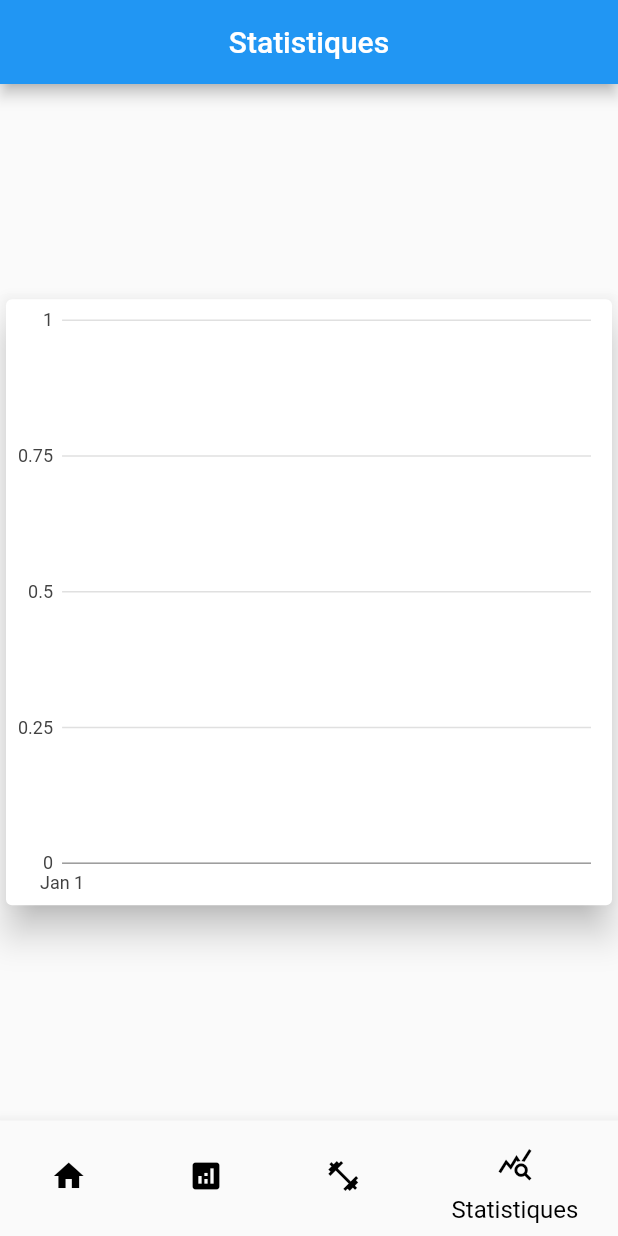
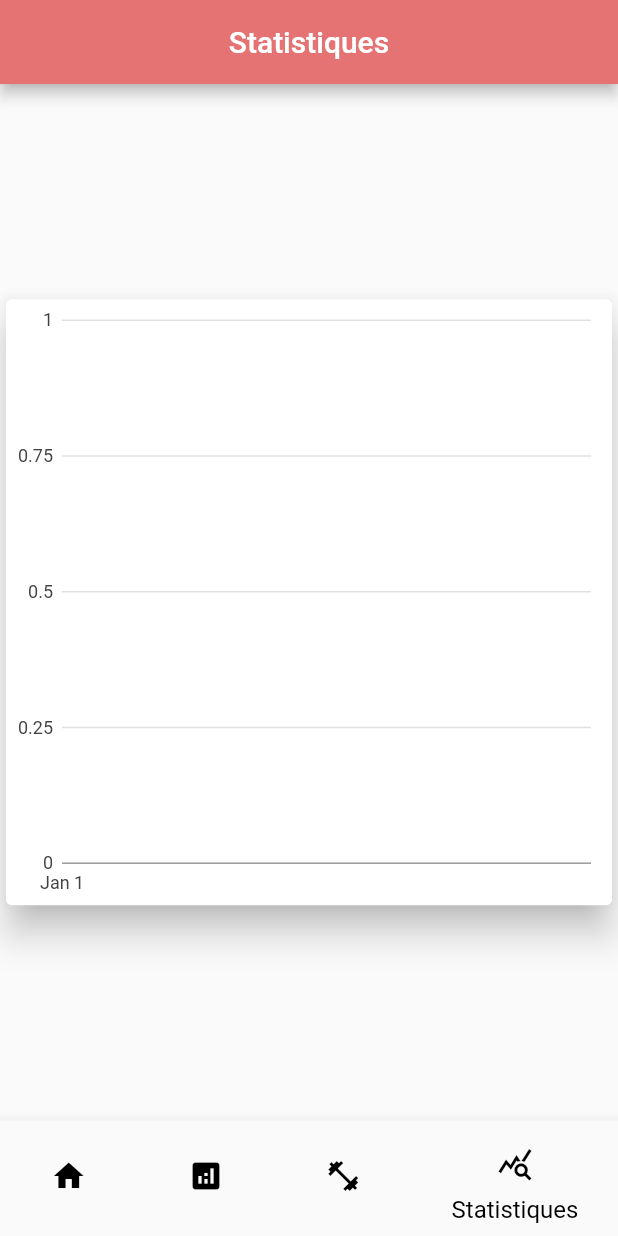
Before and after one commit to mmarchal/MaxSports, a Flutter app: the screen it shows after launch, item 4 of the bottom bar chosen, on a phone screen of 412 x 824 dp. Run offline on Flutter 3.47's test engine with Material 2 defaults, Android fonts, the light colour scheme and no system bars; our stand-ins replace charts_flutter, fluttertoast, shared_preferences; network calls fail.

Commit message:
Partie Poids + accueil OK

```diff
--- a/lib/home.dart
+++ b/lib/home.dart
@@ -30,6 +30,11 @@ class _HomePageState extends State<HomePage> {
   @override
   Widget build(BuildContext context) {
     return Scaffold(
+      appBar: AppBar(
+        title: Text(items[selectedIndex].title),
+        centerTitle: true,
+        backgroundColor: items[selectedIndex].color,
+      ),
       body: items[selectedIndex].redirection,
       bottomNavigationBar: BottomNavigationBar(
         unselectedItemColor: Colors.black,
--- /dev/null
+++ b/lib/objects/recap.dart
@@ -0,0 +1,52 @@
+import 'package:flutter/material.dart';
+import 'package:json_annotation/json_annotation.dart';
+
+part 'recap.g.dart';
+
+@JsonSerializable()
+class Recap {
+  final double poids0;
+  final DateTime date0;
+  final double poids1;
+  final DateTime date1;
+  final double difference;
+  final EtatPoids etat;
+
+  factory Recap.fromJson(Map<String, dynamic> json) => _$RecapFromJson(json);
+
+  Map<String, dynamic> toJson() => _$RecapToJson(this);
+
+  Recap({
+    required this.poids0,
+    required this.date0,
+    required this.poids1,
+    required this.date1,
+    required this.difference,
+    required this.etat,
+  });
+}
+
+enum EtatPoids {
+  GAIN,
+  PERTE,
+}
+
+extension EtatPoidsExtension on EtatPoids {
+  String get name {
+    switch (this) {
+      case EtatPoids.GAIN:
+        return 'Gain';
+      case EtatPoids.PERTE:
+        return 'Perte';
+    }
+  }
+
+  Color get color {
+    switch (this) {
+      case EtatPoids.GAIN:
+        return Colors.red;
+      case EtatPoids.PERTE:
+        return Colors.green;
+    }
+  }
+}
--- a/lib/stats_page.dart
+++ b/lib/stats_page.dart
@@ -28,12 +28,7 @@ class StatsPageState extends State<StatsPage> {
 
   @override
   Widget build(BuildContext context) {
-    return Scaffold(
-      appBar: AppBar(
-        title: const Text("Statistiques"),
-        centerTitle: true,
-      ),
-      body: Center(
+    return Center(
       child: SizedBox(
         height: MediaQuery.of(context).size.height / 2,
         child: Card(
@@ -52,7 +47,6 @@ class StatsPageState extends State<StatsPage> {
           ),
         ),
       ),
-      ),
     );
   }
 }
--- a/lib/utils/menu_list.dart
+++ b/lib/utils/menu_list.dart
@@ -1,6 +1,5 @@
 import 'package:flutter/material.dart';
 import 'package:max_sports/accueil_page.dart';
-import 'package:max_sports/home.dart';
 import 'package:max_sports/objects/menu.dart';
 
 import '../activite_page.dart';
@@ -46,24 +45,28 @@ final items = [
     title: homeMenu.titre,
     icon: homeMenu.icon,
     redirection: homeMenu.redirection,
+    color: homeMenu.couleur,
   ),
   NavigationBarItem(
     id: poidsMenu.id,
     title: poidsMenu.titre,
     icon: poidsMenu.icon,
     redirection: poidsMenu.redirection,
+    color: poidsMenu.couleur,
   ),
   NavigationBarItem(
     id: activiteMenu.id,
     title: activiteMenu.titre,
     icon: activiteMenu.icon,
     redirection: activiteMenu.redirection,
+    color: activiteMenu.couleur,
   ),
   NavigationBarItem(
     id: statsMenu.id,
     title: statsMenu.titre,
     icon: statsMenu.icon,
     redirection: statsMenu.redirection,
+    color: statsMenu.couleur,
   ),
 ];
 
@@ -72,11 +75,13 @@ class NavigationBarItem {
   final String title;
   final IconData icon;
   final Widget redirection;
+  final Color color;
 
   NavigationBarItem({
     required this.id,
     required this.title,
     required this.icon,
     required this.redirection,
+    required this.color,
   });
 }
--- a/pubspec.yaml
+++ b/pubspec.yaml
@@ -21,7 +21,7 @@ dependencies:
   fluttertoast: ^8.0.9
   group_button: ^5.0.1
   http: ^0.13.4
-  charts_flutter: ^0.12.0
+  charts_flutter:
   shared_preferences: ^2.0.15
   cached_network_image: ^3.2.1
 
```
Also changed, not shown: lib/accueil_page.dart (+73 -9 lines), lib/activite_page.dart (+1 -7 lines), lib/back-end/backend.dart (+42 -0 lines), lib/poids_page.dart (+1 -8 lines), lib/widgets/last_weight_widget.dart (added, +64 -0 lines), lib/widgets/recap_widget.dart (added, +84 -0 lines), lib/objects/recap.g.dart (added). Lines whose indentation alone changed are shown as unchanged.
